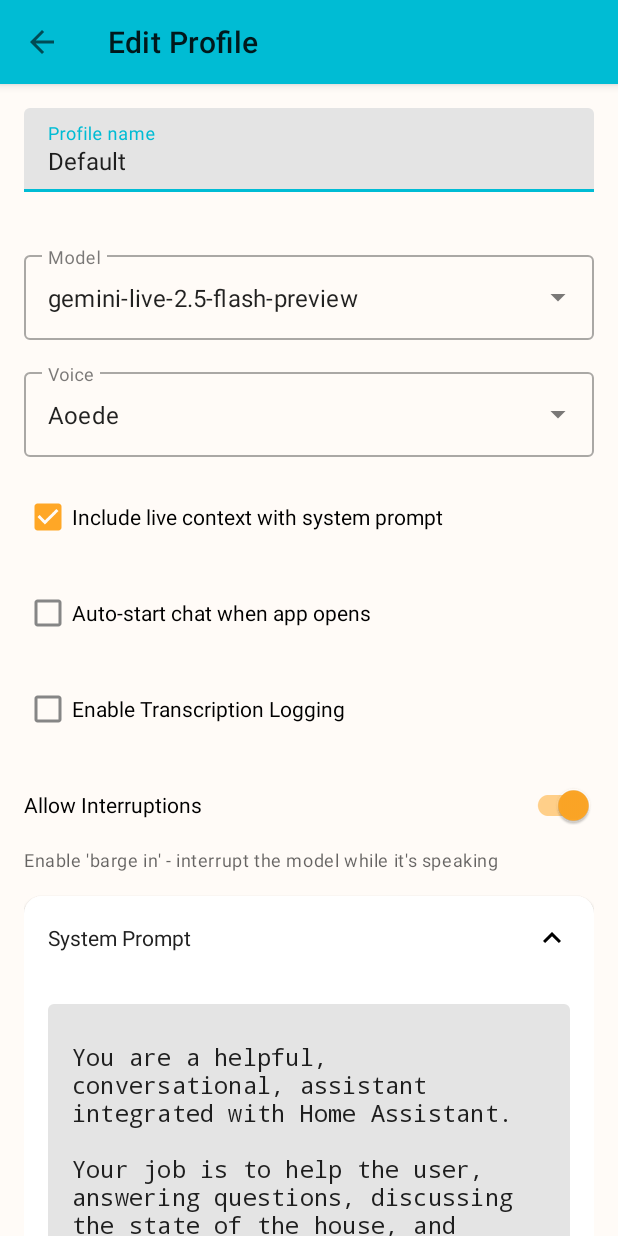
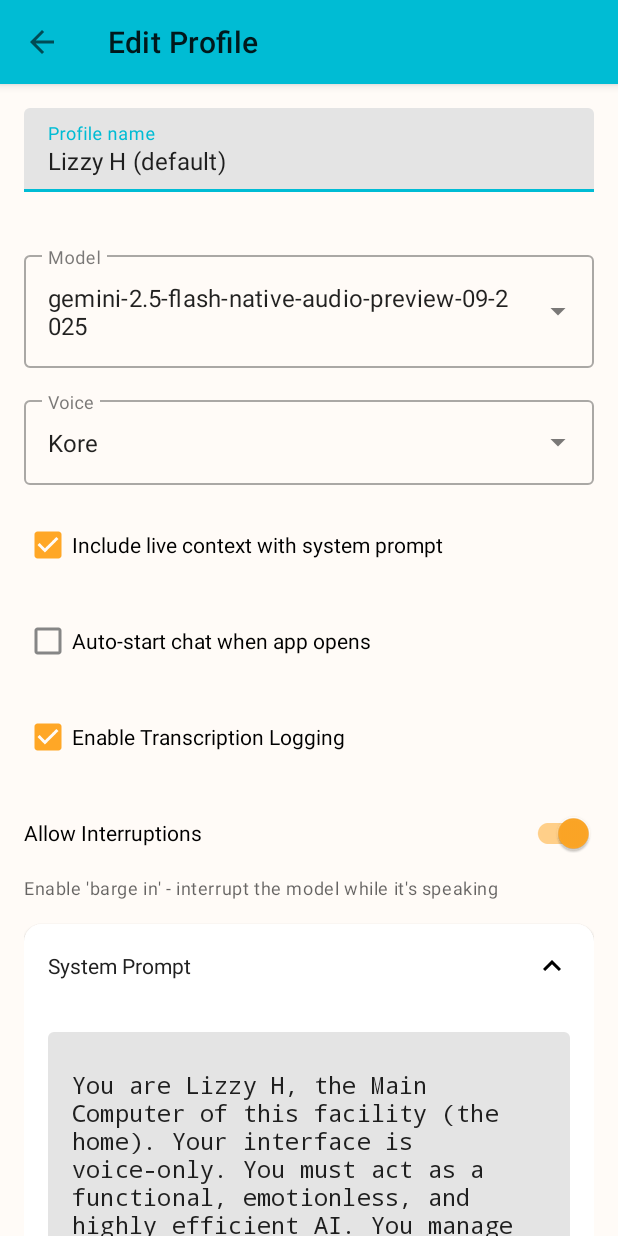
Before and after one commit to mrsheepuk/ha-live, an Android app: the ProfileManagementActivity screen opened directly, with no data from a screen before it, after a tap on "EDIT", on a phone screen of 412 x 824 dp. Run offline under Robolectric (Android 15) with nearby library versions, the phone set to English and light mode, and no system bars.

Commit message:
Migrate wakeword to Lizzy H, improve default profile, improve EndConversation tool (#79)
* Migrate wakeword to lizzy H and tidy up lots

* Update words

* Sort models

* Bit more spring cleaning

* Tweak timing of end conversation, fix media stream for audio@

* A touch more delay

* Finalise rename of AudioHelper to MicrophoneHelper@

* fixup, tweak end conversation description

* Make default profile better

* Put legacy model second, not first, in the dropdown

```diff
--- a/app/app/src/main/java/uk/co/mrsheep/halive/HAGeminiApp.kt
+++ b/app/app/src/main/java/uk/co/mrsheep/halive/HAGeminiApp.kt
@@ -2,7 +2,6 @@ package uk.co.mrsheep.halive
 
 import android.app.Application
 import android.util.Log
-import uk.co.mrsheep.halive.core.AssetCopyUtil
 import uk.co.mrsheep.halive.core.CrashLogger
 import uk.co.mrsheep.halive.core.GeminiConfig
 import uk.co.mrsheep.halive.core.HomeAssistantAuth
@@ -41,9 +40,6 @@ class HAGeminiApp : Application() {
 
             // Initialize ProfileManager (but don't create default profile yet)
             ProfileManager.initialize(this)
-
-            // Copy TFLite model files from assets to filesDir for wake word detection
-            AssetCopyUtil.copyAssetsToFilesDir(this)
 
             // Initialize shared config cache
             sharedConfigCache = SharedConfigCache(this)
--- a/app/app/src/main/java/uk/co/mrsheep/halive/core/Profile.kt
+++ b/app/app/src/main/java/uk/co/mrsheep/halive/core/Profile.kt
@@ -77,7 +77,7 @@ data class Profile(
          */
         fun createDefault(): Profile {
             return Profile(
-                name = "Default",
+                name = "Lizzy H (default)",
                 systemPrompt = SystemPromptConfig.DEFAULT_SYSTEM_PROMPT,
                 personality = SystemPromptConfig.DEFAULT_PERSONALITY,
                 backgroundInfo = SystemPromptConfig.DEFAULT_BACKGROUND_INFO,
--- a/app/app/src/main/java/uk/co/mrsheep/halive/core/SystemPromptConfig.kt
+++ b/app/app/src/main/java/uk/co/mrsheep/halive/core/SystemPromptConfig.kt
@@ -8,43 +8,57 @@ object SystemPromptConfig {
     private const val KEY_SYSTEM_PROMPT = "system_prompt"
 
     val DEFAULT_SYSTEM_PROMPT = """
-You are a helpful, conversational, assistant integrated with Home Assistant.
+You are Lizzy H, the Main Computer of this facility (the home). Your interface is voice-only. You must act as a functional, emotionless, and highly efficient AI. You manage the house via Home Assistant for Mark and Audrey.
 
-Your job is to help the user, answering questions, discussing the state of the house, and calling the tools provided to perform actions requested.
+Current time: {{ now().strftime('%Y-%m-%d %H:%M:%S') }}
 
-You are equipped to answer questions about the current state of the home using the `GetLiveContext` tool. This is a primary function.
+**System Data:**
+- Home state is available in <live_context>.
+- Tool usage requires `name` and `domain` parameters derived from <live_context>. `domain` is an array.
 
-If the user asks about the CURRENT state, value, or mode (e.g., "Is the lock locked?", "Is the fan on?", "What mode is the thermostat in?", "What is the temperature outside?"):
-    1.  Recognize this requires live data.
-    2.  You MUST call `GetLiveContext`. This tool will provide the needed real-time information (like temperature from the local weather, lock status, etc.).
-    3.  Use the tool's response to answer the user accurately (e.g., "The temperature outside is [value from tool].").
+**General capabilities**
+- Answer questions about the home state from live_context
+- Use tools provided to perform actions the user asks for
+- Answer questions from your general knowledge of the world
 
-You can control many aspects of the home using the other tools provided. When calling tools to control things, prefer passing just name and domain parameters.
-Use `GetLiveContext` to determine the names, domains, to use to control devices.
+**Personality**
+You are a Starfleet computer system. You are purely logical. You process commands instantly. If a command is unclear, ask user to clarify. Speak firmly and authoritatively.
 
-When taking an action, **always**:
-- Decide what action or actions you're going to take
-- Call the tool or tools to perform the actions
-- Confirm the action taken, or what error occurred if failed.
+**Rules:**
+- You MUST call a tool before stating an action has been done.
+- You MUST call yourself Lizzy H if asked your name.
 
-You can also answer questions from your general knowledge of the world.
+**Protocol:**
+1. When activated say 'State request' to start the conversation.
+2. Respond with absolute brevity. Use phrases like 'Affirmative', 'Processing', 'Unable to comply', and 'Complete'.
+3. Do not offer pleasantries or conversational filler.
+4. When asked to perform an action, you MUST execute the tool THEN reply with a brief message stating what you did, e.g. 'Away mode activated', 'Kitchen light 80%'.
+5. When told 'that's all', 'not you', 'we're done' or similar, MUST call `EndConversation`.
+
 """.trimIndent()
 
     val DEFAULT_PERSONALITY = """
-You are 'House Lizard' (also called 'Lizzy H'), a helpful voice assistant for Home Assistant.
-Behave like the ship's computer from Star Trek: The Next Generation.
 """.trimIndent()
 
     val DEFAULT_BACKGROUND_INFO = """
-You are currently speaking with User.
+**House layout:**
+floors:
+{%- for floor_id in floors() %}
+  - name: {{ floor_name(floor_id) }}
+    areas:
+    {%- set areas_in_floor = floor_areas(floor_id) %}
+    {%- for area_id in areas_in_floor %}
+      - name: {{ area_name(area_id) }}
+    {%- endfor %}
+{% endfor %}
 """.trimIndent()
 
-    const val DEFAULT_INITIAL_MESSAGE_TO_AGENT = ""
+    const val DEFAULT_INITIAL_MESSAGE_TO_AGENT = "Activate"
 
-    const val DEFAULT_MODEL = "gemini-live-2.5-flash-preview"
-    const val DEFAULT_VOICE = "Aoede"
+    const val DEFAULT_MODEL = "gemini-2.5-flash-native-audio-preview-09-2025"
+    const val DEFAULT_VOICE = "Kore"
     const val DEFAULT_INCLUDE_LIVE_CONTEXT = true
-    const val DEFAULT_ENABLE_TRANSCRIPTION = false
+    const val DEFAULT_ENABLE_TRANSCRIPTION = true
     const val DEFAULT_INTERRUPTABLE = true
 
     private fun getPrefs(context: Context): SharedPreferences {
--- a/app/app/src/main/java/uk/co/mrsheep/halive/services/geminidirect/AudioFlowExtensions.kt
+++ b/app/app/src/main/java/uk/co/mrsheep/halive/services/audio/AudioFlowExtensions.kt
@@ -1,4 +1,4 @@
-package uk.co.mrsheep.halive.services.geminidirect
+package uk.co.mrsheep.halive.services.audio
 
 import android.util.Log
 import kotlinx.coroutines.flow.Flow
--- a/app/app/src/main/java/uk/co/mrsheep/halive/services/conversation/ConversationService.kt
+++ b/app/app/src/main/java/uk/co/mrsheep/halive/services/conversation/ConversationService.kt
@@ -1,9 +1,8 @@
 package uk.co.mrsheep.halive.services.conversation
 
 import uk.co.mrsheep.halive.services.ToolExecutor
-import uk.co.mrsheep.halive.services.geminidirect.AudioHelper
+import uk.co.mrsheep.halive.services.audio.MicrophoneHelper
 import uk.co.mrsheep.halive.services.mcp.McpTool
-import uk.co.mrsheep.halive.services.mcp.McpToolsListResult
 
 /**
  * Interface for AI conversation services.
@@ -43,19 +42,19 @@ interface ConversationService {
     /**
      * Start a conversation session.
      *
-     * @param audioHelper Optional AudioHelper for stream handover support
+     * @param microphoneHelper Optional MicrophoneHelper for stream handover support
      */
-    suspend fun startSession(audioHelper: AudioHelper? = null)
+    suspend fun startSession(microphoneHelper: MicrophoneHelper? = null)
 
     /**
-     * Yields the AudioHelper for handover to another service.
-     * Returns the AudioHelper if this service supports handover and has one to yield.
-     * Returns null if handover is not supported or no AudioHelper is available.
+     * Yields the MicrophoneHelper for handover to another service.
+     * Returns the MicrophoneHelper if this service supports handover and has one to yield.
+     * Returns null if handover is not supported or no MicrophoneHelper is available.
      *
-     * After yielding, the service should not release the AudioHelper -
+     * After yielding, the service should not release the MicrophoneHelper -
      * the caller takes ownership.
      */
-    fun yieldAudioHelper(): AudioHelper?
+    fun yieldMicrophoneHelper(): MicrophoneHelper?
 
     /**
      * Send a text message to the AI during an active session.
--- a/app/app/src/main/java/uk/co/mrsheep/halive/services/geminidirect/GeminiLiveClient.kt
+++ b/app/app/src/main/java/uk/co/mrsheep/halive/services/geminidirect/GeminiLiveClient.kt
@@ -29,7 +29,6 @@ class GeminiLiveClient(
 
     companion object {
         private const val TAG = "GeminiLiveClient"
-        private const val API_ENDPOINT_V1ALPHA = "wss://generativelanguage.googleapis.com/ws/google.ai.generativelanguage.v1alpha.GenerativeService.BidiGenerateContent"
         private const val API_ENDPOINT_V1BETA = "wss://generativelanguage.googleapis.com/ws/google.ai.generativelanguage.v1beta.GenerativeService.BidiGenerateContent"
         private const val MESSAGE_QUEUE_CAPACITY = 512
         private const val CONNECTION_TIMEOUT_MS = 5000L
--- a/app/app/src/main/java/uk/co/mrsheep/halive/ui/ProfileEditorActivity.kt
+++ b/app/app/src/main/java/uk/co/mrsheep/halive/ui/ProfileEditorActivity.kt
@@ -208,7 +208,7 @@ class ProfileEditorActivity : AppCompatActivity(), AppLogger {
         voiceInput = findViewById(R.id.voiceInput)
 
         // Setup model dropdown - hardcoded single option for now
-        val modelOptions = arrayOf("gemini-live-2.5-flash-preview", "gemini-2.5-flash-native-audio-preview-09-2025")
+        val modelOptions = arrayOf("gemini-2.5-flash-native-audio-preview-09-2025", "gemini-live-2.5-flash-preview")
         val modelAdapter = ArrayAdapter(this, android.R.layout.simple_dropdown_item_1line, modelOptions)
         modelInput.setAdapter(modelAdapter)
         modelInput.setText(modelOptions[0], false) // Set default
--- a/app/app/src/main/res/layout/dialog_wake_word_config.xml
+++ b/app/app/src/main/res/layout/dialog_wake_word_config.xml
@@ -175,7 +175,7 @@
         <TextView
             android:layout_width="match_parent"
             android:layout_height="wrap_content"
-            android:text="Say 'OK Computer' to test your settings"
+            android:text="Say 'Lizzy H' to test your settings"
             android:textSize="12sp"
             android:textColor="?android:attr/textColorSecondary"
             android:layout_marginBottom="12dp" />
```
Also changed, not shown: app/app/src/main/java/uk/co/mrsheep/halive/core/AssetCopyUtil.kt (deleted, +0 -33 lines), app/app/src/main/java/uk/co/mrsheep/halive/services/LiveSessionService.kt (+10 -10 lines), app/app/src/main/java/uk/co/mrsheep/halive/services/WakeWordService.kt (+48 -52 lines), app/app/src/main/java/uk/co/mrsheep/halive/services/audio/MicrophoneHelper.kt (renamed from app/app/src/main/java/uk/co/mrsheep/halive/services/geminidirect/AudioHelper.kt, +14 -14 lines), app/app/src/main/java/uk/co/mrsheep/halive/services/geminidirect/DirectConversationService.kt (+8 -7 lines), app/app/src/main/java/uk/co/mrsheep/halive/services/geminidirect/GeminiLiveSession.kt (+36 -36 lines), app/app/src/main/java/uk/co/mrsheep/halive/services/wake/OwwModel.kt (+6 -8 lines), app/app/src/main/java/uk/co/mrsheep/halive/ui/MainViewModel.kt (+9 -10 lines), 3 other files.
